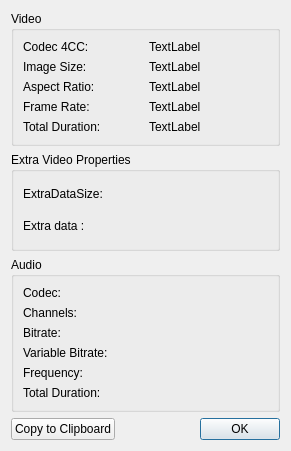
First picture: the form in utilities/sourcecode/avidemux2-master/avidemux/qt4/ADM_userInterfaces/ADM_dialog/props.ui, repository goanimate-archive-organization/wrapper-offIine, before the edit.
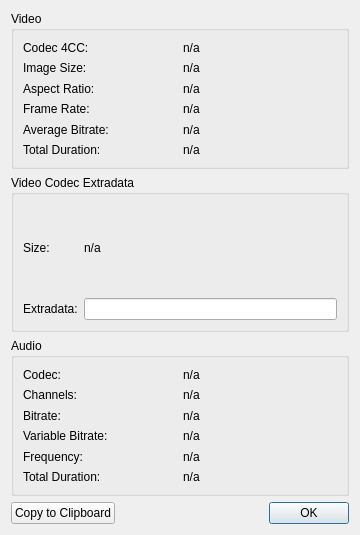
Second picture: the form after the edit.

Patch:
```diff
--- a/utilities/sourcecode/avidemux2-master/avidemux/qt4/ADM_userInterfaces/ADM_dialog/props.ui
+++ b/utilities/sourcecode/avidemux2-master/avidemux/qt4/ADM_userInterfaces/ADM_dialog/props.ui
@@ -6,16 +6,16 @@
    <rect>
     <x>0</x>
     <y>0</y>
-    <width>291</width>
-    <height>451</height>
+    <width>360</width>
+    <height>535</height>
    </rect>
   </property>
   <property name="windowTitle">
    <string>Properties</string>
   </property>
-  <layout class="QGridLayout" name="gridLayout">
-   <item row="0" column="0" colspan="3">
-    <widget class="QGroupBox" name="groupBox">
+  <layout class="QVBoxLayout" name="verticalLayout">
+   <item>
+    <widget class="QGroupBox" name="groupBoxVideo">
      <property name="title">
       <string>Video</string>
      </property>
@@ -39,37 +39,9 @@
        <number>6</number>
       </property>
       <item row="3" column="1">
-       <widget class="QLabel" name="labelFrameRate">
+       <widget class="QLabel" name="labelFrameRateValue">
         <property name="text">
-         <string>TextLabel</string>
-        </property>
-       </widget>
-      </item>
-      <item row="3" column="0">
-       <widget class="QLabel" name="label_2">
-        <property name="text">
-         <string>Frame Rate:</string>
-        </property>
-       </widget>
-      </item>
-      <item row="4" column="1">
-       <widget class="QLabel" name="labelVideoDuration">
-        <property name="text">
-         <string>TextLabel</string>
-        </property>
-       </widget>
-      </item>
-      <item row="4" column="0">
-       <widget class="QLabel" name="label_5">
-        <property name="text">
-         <string>Total Duration:</string>
-        </property>
-       </widget>
-      </item>
-      <item row="2" column="1">
-       <widget class="QLabel" name="LabelAspectRatio">
-        <property name="text">
-         <string>TextLabel</string>
+         <string>n/a</string>
         </property>
        </widget>
       </item>
@@ -83,7 +55,7 @@
       <item row="1" column="1">
        <widget class="QLabel" name="labeImageSize">
         <property name="text">
-         <string>TextLabel</string>
+         <string>n/a</string>
         </property>
        </widget>
       </item>
@@ -94,27 +66,69 @@
         </property>
        </widget>
       </item>
-      <item row="0" column="1">
+      <item row="5" column="0">
+       <widget class="QLabel" name="labelVideoDuration">
+        <property name="text">
+         <string>Total Duration:</string>
+        </property>
+       </widget>
+      </item>
+      <item row="0" column="0">
        <widget class="QLabel" name="label4CC">
         <property name="text">
-         <string>TextLabel</string>
-        </property>
-       </widget>
-      </item>
-      <item row="0" column="0">
-       <widget class="QLabel" name="label_4">
-        <property name="text">
          <string>Codec 4CC:</string>
         </property>
        </widget>
       </item>
+      <item row="3" column="0">
+       <widget class="QLabel" name="labelFrameRate">
+        <property name="text">
+         <string>Frame Rate:</string>
+        </property>
+       </widget>
+      </item>
+      <item row="2" column="1">
+       <widget class="QLabel" name="labelAspectRatioValue">
+        <property name="text">
+         <string>n/a</string>
+        </property>
+       </widget>
+      </item>
+      <item row="5" column="1">
+       <widget class="QLabel" name="labelVideoDurationValue">
+        <property name="text">
+         <string>n/a</string>
+        </property>
+       </widget>
+      </item>
+      <item row="0" column="1">
+       <widget class="QLabel" name="label4CCValue">
+        <property name="text">
+         <string>n/a</string>
+        </property>
+       </widget>
+      </item>
+      <item row="4" column="0">
+       <widget class="QLabel" name="labelVideoBitrate">
+        <property name="text">
+         <string>Average Bitrate:</string>
+        </property>
+       </widget>
+      </item>
+      <item row="4" column="1">
+       <widget class="QLabel" name="labelVideoBitrateValue">
+        <property name="text">
+         <string>n/a</string>
+        </property>
+       </widget>
+      </item>
      </layout>
     </widget>
    </item>
-   <item row="1" column="0" colspan="3">
-    <widget class="QGroupBox" name="groupBox_2">
+   <item>
+    <widget class="QGroupBox" name="groupBoxExtradata">
      <property name="title">
-      <string>Extra Video Properties</string>
+      <string>Video Codec Extradata</string>
      </property>
      <layout class="QGridLayout">
       <property name="leftMargin">
@@ -135,35 +149,35 @@
       <item row="0" column="1">
        <widget class="QLabel" name="LabelExtraDataSize">
         <property name="text">
-         <string/>
+         <string>n/a</string>
         </property>
        </widget>
       </item>
       <item row="0" column="0">
        <widget class="QLabel" name="label_9">
         <property name="text">
-         <string>ExtraDataSize:</string>
-        </property>
-       </widget>
-      </item>
-      <item row="1" column="1">
-       <widget class="QLabel" name="LabelExtraData">
-        <property name="text">
-         <string/>
+         <string>Size:</string>
         </property>
        </widget>
       </item>
       <item row="1" column="0">
        <widget class="QLabel" name="label_8">
         <property name="text">
-         <string>Extra data :</string>
+         <string>Extradata:</string>
+        </property>
+       </widget>
+      </item>
+      <item row="1" column="1">
+       <widget class="QLineEdit" name="lineEditExtraData">
+        <property name="readOnly">
+         <bool>true</bool>
         </property>
        </widget>
       </item>
      </layout>
     </widget>
    </item>
-   <item row="2" column="0" colspan="3">
+   <item>
     <widget class="QGroupBox" name="groupBoxAudio">
      <property name="title">
       <string>Audio</string>
@@ -188,51 +202,51 @@
        <number>6</number>
       </property>
       <item row="5" column="1">
+       <widget class="QLabel" name="labelAudioDurationValue">
+        <property name="text">
+         <string>n/a</string>
+        </property>
+       </widget>
+      </item>
+      <item row="5" column="0">
        <widget class="QLabel" name="labelAudioDuration">
         <property name="text">
-         <string/>
-        </property>
-       </widget>
-      </item>
-      <item row="5" column="0">
-       <widget class="QLabel" name="label_13">
-        <property name="text">
          <string>Total Duration:</string>
         </property>
        </widget>
       </item>
       <item row="4" column="0">
-       <widget class="QLabel" name="label_11">
-        <property name="text">
-         <string>Frequency:</string>
-        </property>
-       </widget>
-      </item>
-      <item row="4" column="1">
        <widget class="QLabel" name="labelFrequency">
         <property name="text">
-         <string/>
+         <string>Frequency:</string>
         </property>
        </widget>
       </item>
-      <item row="3" column="0">
-       <widget class="QLabel" name="label_14">
+      <item row="4" column="1">
+       <widget class="QLabel" name="labelFrequencyValue">
         <property name="text">
-         <string>Variable Bitrate:</string>
+         <string>n/a</string>
         </property>
        </widget>
       </item>
-      <item row="3" column="1">
+      <item row="3" column="0">
        <widget class="QLabel" name="labelVBR">
         <property name="text">
-         <string/>
+         <string>Variable Bitrate:</string>
+        </property>
+       </widget>
+      </item>
+      <item row="3" column="1">
+       <widget class="QLabel" name="labelVBRDetected">
+        <property name="text">
+         <string>n/a</string>
         </property>
        </widget>
       </item>
       <item row="2" column="1">
        <widget class="QLabel" name="labelBitrate">
         <property name="text">
-         <string/>
+         <string>n/a</string>
         </property>
        </widget>
       </item>
@@ -244,29 +258,29 @@
        </widget>
       </item>
       <item row="1" column="1">
+       <widget class="QLabel" name="labelChannelsValue">
+        <property name="text">
+         <string>n/a</string>
+        </property>
+       </widget>
+      </item>
+      <item row="1" column="0">
        <widget class="QLabel" name="labelChannels">
         <property name="text">
-         <string/>
-        </property>
-       </widget>
-      </item>
-      <item row="1" column="0">
-       <widget class="QLabel" name="label_10">
-        <property name="text">
          <string>Channels:</string>
         </property>
        </widget>
       </item>
       <item row="0" column="1">
+       <widget class="QLabel" name="labelACodecName">
+        <property name="text">
+         <string>n/a</string>
+        </property>
+       </widget>
+      </item>
+      <item row="0" column="0">
        <widget class="QLabel" name="labelACodec">
         <property name="text">
-         <string/>
-        </property>
-       </widget>
-      </item>
-      <item row="0" column="0">
-       <widget class="QLabel" name="label_12">
-        <property name="text">
          <string>Codec:</string>
         </property>
        </widget>
@@ -274,7 +288,7 @@
      </layout>
     </widget>
    </item>
-   <item row="3" column="0" colspan="3">
+   <item>
     <layout class="QHBoxLayout" name="horizontalLayout">
      <item>
       <widget class="QPushButton" name="pushButton_c2c">
```
Left out of the diff: 16 changed lines with no effect on the pictures.
